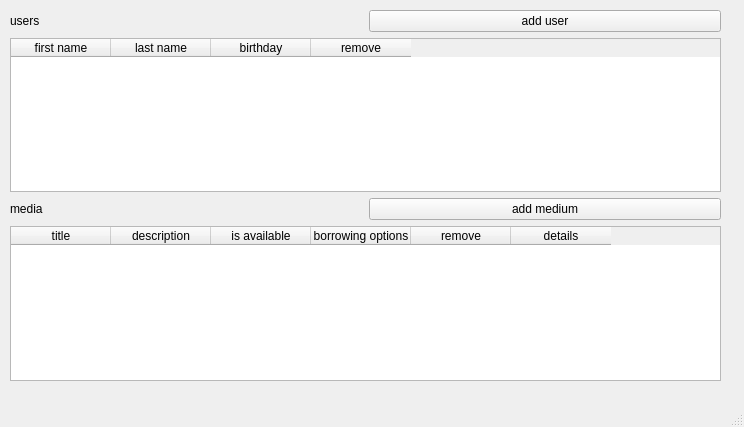
alexinatra2/prog2-beleg-qt, file mainwindow.ui: the form before one commit.
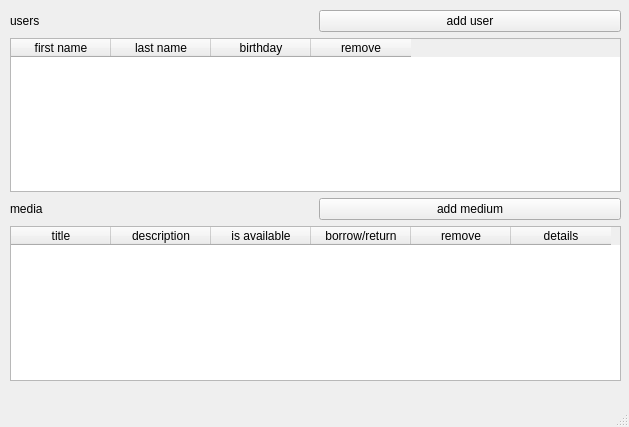
The form after the commit.

The edit to the form file:
```diff
--- a/mainwindow.ui
+++ b/mainwindow.ui
@@ -6,7 +6,7 @@
    <rect>
     <x>0</x>
     <y>0</y>
-    <width>744</width>
+    <width>629</width>
     <height>427</height>
    </rect>
   </property>
@@ -19,7 +19,7 @@
      <rect>
       <x>10</x>
       <y>10</y>
-      <width>711</width>
+      <width>611</width>
       <height>371</height>
      </rect>
     </property>
@@ -107,7 +107,7 @@
        </column>
        <column>
         <property name="text">
-         <string>borrowing options</string>
+         <string>borrow/return</string>
         </property>
        </column>
        <column>
```
Left out of the diff: 2 changed lines with no effect on the pictures.
